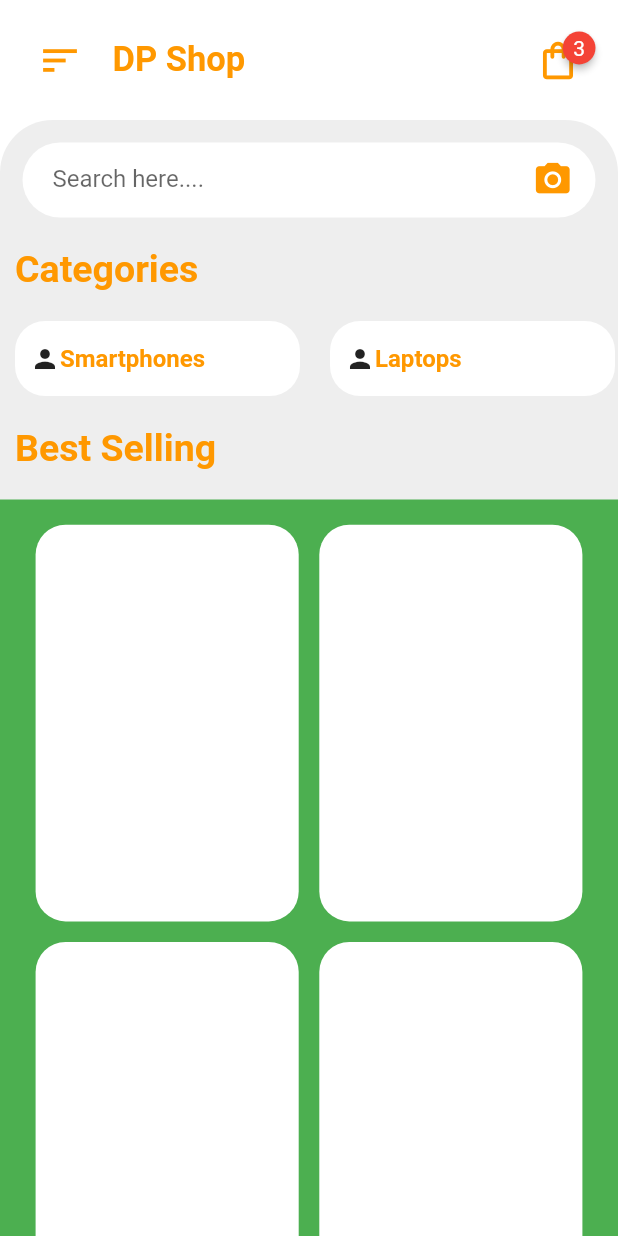
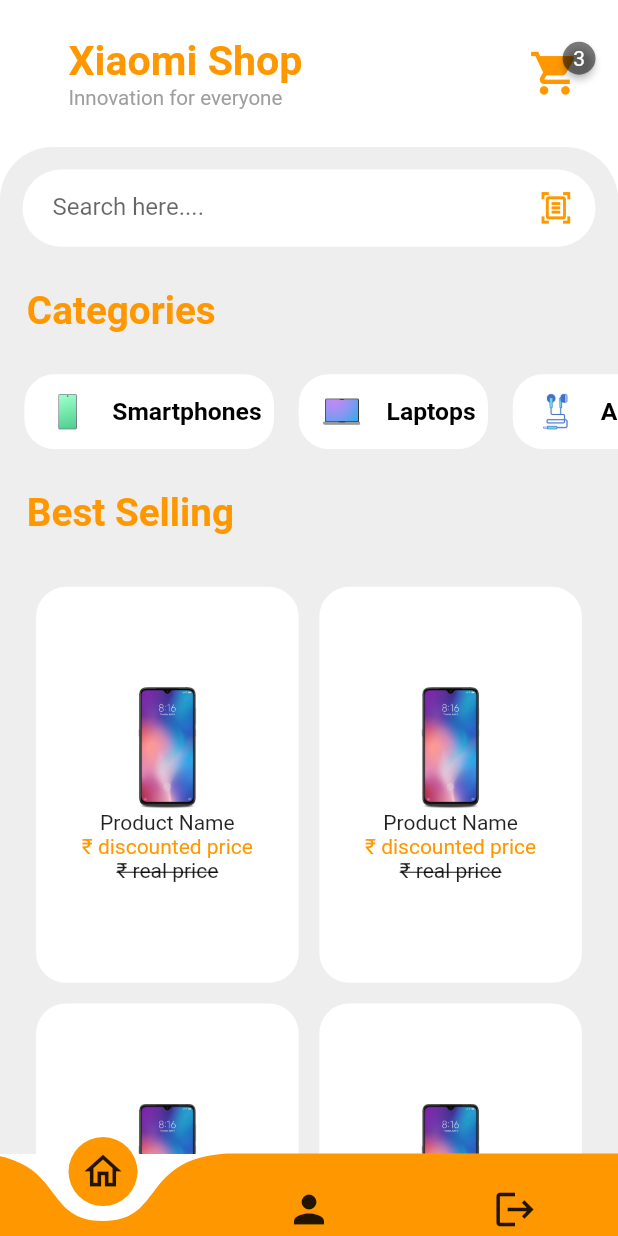
Before and after one commit to Apreksha/xiaomi_hackathon, a Flutter app: the screen it shows after launch, on a phone screen of 412 x 824 dp. Run offline on Flutter 3.47's test engine with Material 2 defaults, Android fonts, the phone set to English and light mode, and no system bars; drawn by our look-alikes of badges, curved_navigation_bar; our stand-ins replace carousel_slider, cloud_firestore, firebase_core, flutter_staggered_animations, im_stepper; missing offline and left inert: mailer; accounts and stored records are empty.

Commit message:
Home Screens and more functions added

```diff
--- a/lib/MobileScreens/HomePage/CategoriesWidget.dart
+++ b/lib/MobileScreens/HomePage/CategoriesWidget.dart
@@ -10,28 +10,39 @@ List items=[
   'Laptops',
   'Accessories',
   'Bundle Sales',
-  'SmartHome',
-  'tv'
+  'Smart Home',
+  'TV'
+];
+List images =[
+  "assets/images/phoneCat.png",
+  "assets/images/laptopCat.png",
+  "assets/images/earphoneCat.png",
+  "assets/images/bagCat.png",
+  "assets/images/smartHomeCat.png",
+  "assets/images/tvCat.png"
 ];
 class _CategoriesWidgetState extends State<CategoriesWidget> {
   @override
   Widget build(BuildContext context) {
-    return ListView.builder(
-        scrollDirection: Axis.horizontal,
-        itemCount: 6,
-        itemBuilder: (context, index){
-          return category(index);
-        });
+    double _w = MediaQuery.of(context).size.width;
+    double _h = MediaQuery.of(context).size.height;
+    return Padding(
+      padding: const EdgeInsets.only(left: 8.0),
+      child: ListView.builder(
+          scrollDirection: Axis.horizontal,
+          itemCount: 6,
+          itemBuilder: (context, index){
+            return category(index,_w,_h);
+          }),
+    );
   }
-  Widget category(int index){
+  Widget category(int index, double _w, double _h){
     return InkWell(
       onTap: (){
       },
       child: Container(
-        width: 190,
-        height: 50,
-        margin: EdgeInsets.symmetric( horizontal: 10),
-        padding: EdgeInsets.symmetric(vertical: 5,horizontal: 10),
+        margin: EdgeInsets.symmetric( horizontal: _w/50),
+        padding: EdgeInsets.symmetric(vertical: _h/65,horizontal: _w/50),
         decoration: BoxDecoration(
           color: Colors.white,
           borderRadius: BorderRadius.circular(20),
@@ -39,12 +50,15 @@ class _CategoriesWidgetState extends State<CategoriesWidget> {
         child: Row(
           crossAxisAlignment: CrossAxisAlignment.center,
           children: [
-            Icon(Icons.person,size: 20,),
+            Image(image: AssetImage(images[index]), width: _w/10,height: _w/10),
+            SizedBox(
+              width: _w/45,
+            ),
             Text(items[index],
               style: TextStyle(
                   fontWeight: FontWeight.bold,
-                  fontSize: 16,
-                  color: Colors.orange
+                  fontSize: _h/50,
+                  color: Colors.black
               ),)
           ],
         ),
--- a/lib/MobileScreens/HomePage/HomeAppBar.dart
+++ b/lib/MobileScreens/HomePage/HomeAppBar.dart
@@ -1,5 +1,6 @@
 import 'package:badges/badges.dart';
 import 'package:flutter/material.dart';
+import 'package:xiaomi_hackathon/MobileScreens/CartScreen/cart.dart';
 class HomeAppBar extends StatefulWidget {
   const HomeAppBar({Key? key}) : super(key: key);
 
@@ -10,33 +11,44 @@ class HomeAppBar extends StatefulWidget {
 class _HomeAppBarState extends State<HomeAppBar> {
   @override
   Widget build(BuildContext context) {
+    double _w = MediaQuery.of(context).size.width;
     return Container(
       color: Colors.white,
       padding: EdgeInsets.all(25),
       child: Row(
         children: [
-          Icon(Icons.sort,
-            size: 30,
-            color: Colors.orange,),
-          Padding(padding: EdgeInsets.only(left:20 ),
-            child: Text('DP Shop',
-              style: TextStyle(
-                  fontSize: 23,
-                  fontWeight: FontWeight.bold,
-                  color: Colors.orange
-              ),),),
+          Padding(padding: EdgeInsets.only(left:_w/20 ),
+            child: Column(
+              mainAxisAlignment: MainAxisAlignment.start,
+              crossAxisAlignment: CrossAxisAlignment.start,
+              children: [
+                Text('Xiaomi Shop',
+                  style: TextStyle(
+                      fontSize: _w/15,
+                      fontWeight: FontWeight.bold,
+                      color: Colors.orange
+                  ),),
+                Text('Innovation for everyone',
+                style: TextStyle(fontSize: _w/30,color: Colors.grey))
+              ],
+            ),),
           Spacer(),
           Badge(
-            badgeColor: Colors.red,
+            badgeColor: Colors.black.withOpacity(0.5),
             padding: EdgeInsets.all(7),
             badgeContent: Text('3',
               style: TextStyle(
                   color: Colors.white
               ),),
             child: InkWell(
-              onTap: (){},
-              child: Icon(Icons.shopping_bag_outlined,
-                size: 30,
+              onTap: (){
+                Navigator.push(
+                  context,
+                  MaterialPageRoute(builder: (context) => const Cart()),
+                );
+              },
+              child: Icon(Icons.shopping_cart,
+                size: _w/12,
                 color: Colors.orange,),
             ),
           )
--- a/lib/MobileScreens/HomePage/HomeScreen.dart
+++ b/lib/MobileScreens/HomePage/HomeScreen.dart
@@ -1,5 +1,7 @@
+import 'package:curved_navigation_bar/curved_navigation_bar.dart';
 import 'package:flutter/material.dart';
-
+import 'package:xiaomi_hackathon/MobileScreens/CartScreen/cart.dart';
+import 'package:xiaomi_hackathon/MobileScreens/Profile.dart';
 import 'CategoriesWidget.dart';
 import 'HomeAppBar.dart';
 import 'ItemsWidget.dart';
@@ -12,16 +14,37 @@ class HomeScreen extends StatefulWidget {
 }
 
 class _HomeScreenState extends State<HomeScreen> {
+  int homeIndex=0;
   @override
   Widget build(BuildContext context) {
+
     double _h =MediaQuery.of(context).size.height;
+    double _w = MediaQuery.of(context).size.width;
     return Scaffold(
       backgroundColor: Colors.white,
-      body: ListView(
+
+      bottomNavigationBar: CurvedNavigationBar(
+        height: _h/15,
+        color: Colors.orange,
+        backgroundColor: Colors.transparent,
+        items: <Widget>[
+          Icon(homeIndex == 0?Icons.home_outlined:Icons.home, size: 30),
+          Icon(homeIndex == 1? Icons.person_2_outlined:Icons.person, size: 30),
+          Icon(Icons.logout, size: 30),
+        ],
+        onTap: (index){
+          setState(() {
+            print(index);
+            homeIndex=index;
+          });
+        },
+        animationCurve: Curves.fastLinearToSlowEaseIn,
+      ),
+
+      body: homeIndex == 1?const Profile():ListView(
         children: [
           HomeAppBar(),
           Container(
-            //height: _h,
             padding: EdgeInsets.only(top: 15),
             decoration: BoxDecoration(
                 color: Colors.grey.shade200,
@@ -35,7 +58,7 @@ class _HomeScreenState extends State<HomeScreen> {
                 Container(
                   margin: EdgeInsets.symmetric(horizontal: 15),
                   padding: EdgeInsets.symmetric(horizontal: 15),
-                  height: 50,
+                  height: _h/16,
                   decoration: BoxDecoration(
                     color: Colors.white,
                     borderRadius: BorderRadius.circular(30),
@@ -53,8 +76,8 @@ class _HomeScreenState extends State<HomeScreen> {
                       ),
                     ),
                     Spacer(),
-                    Icon(Icons.camera_alt,
-                      size: 27,
+                    Icon(Icons.document_scanner_outlined,
+                      size: _w/18,
                       color: Colors.orange,),
 
                   ],),
@@ -62,12 +85,12 @@ class _HomeScreenState extends State<HomeScreen> {
                 Container(
                   alignment: Alignment.centerLeft,
                   margin: EdgeInsets.symmetric(
-                    vertical: 20,
-                    horizontal: 10,
+                    vertical: _h/30,
+                    horizontal: _w/23,
                   ),
                   child: Text("Categories",
                     style: TextStyle(
-                        fontSize: 25,
+                        fontSize: _w/16,
                         fontWeight: FontWeight.bold,
                         color: Colors.orange
                     ),),
@@ -77,10 +100,10 @@ class _HomeScreenState extends State<HomeScreen> {
                     child: CategoriesWidget()),
                 Container(
                   alignment: Alignment.centerLeft,
-                  margin: EdgeInsets.symmetric(vertical: 20,horizontal: 10),
+                  margin: EdgeInsets.symmetric(vertical: _h/30,horizontal: _w/23),
                   child: Text("Best Selling",
                     style: TextStyle(
-                        fontSize: 25,
+                        fontSize: _w/16,
                         fontWeight: FontWeight.bold,
                         color: Colors.orange
                     ),),
--- a/lib/MobileScreens/HomePage/ItemsWidget.dart
+++ b/lib/MobileScreens/HomePage/ItemsWidget.dart
@@ -13,11 +13,11 @@ class _ItemsWidgetState extends State<ItemsWidget> {
 
   @override
   Widget build(BuildContext context) {
+    double _h = MediaQuery.of(context).size.height;
     double _w = MediaQuery.of(context).size.width;
     int columnCount = 2;
     return Container(
-      color: Colors.green,
-      padding: EdgeInsets.all(10),
+      padding: EdgeInsets.only(bottom: _w/40, left: _w/40, right: _w/40),
       child: AnimationLimiter(
         child: GridView.count(
           childAspectRatio: 0.68,
@@ -42,6 +42,16 @@ class _ItemsWidgetState extends State<ItemsWidget> {
                         color: Colors.white,
                         borderRadius: BorderRadius.all(Radius.circular(20)),
                       ),
+                      child: Column(
+                        mainAxisAlignment: MainAxisAlignment.center,
+                        crossAxisAlignment: CrossAxisAlignment.center,
+                        children: [
+                          Image(image: AssetImage('assets/images/smartphone.png'), height: _h/10,),
+                          Text('Product Name'),
+                          Text('₹ discounted price',style: TextStyle(color: Colors.orange),),
+                              Text('₹ real price',style: TextStyle(decoration: TextDecoration.lineThrough),)
+                        ],
+                      ),
                     ),
                   ),
                 ),
--- /dev/null
+++ b/lib/MobileScreens/Profile.dart
@@ -0,0 +1,19 @@
+import 'package:flutter/material.dart';
+
+class Profile extends StatefulWidget {
+  const Profile({Key? key}) : super(key: key);
+
+  @override
+  State<Profile> createState() => _ProfileState();
+}
+
+class _ProfileState extends State<Profile> {
+  @override
+  Widget build(BuildContext context) {
+    return const Scaffold(
+      body: Center(
+        child: Text('Profile Screen')
+      ),
+    );
+  }
+}
--- a/lib/MobileScreens/SplashScreen.dart
+++ b/lib/MobileScreens/SplashScreen.dart
@@ -91,7 +91,7 @@ class _SplashScreenState extends State<SplashScreen>
                         fontSize: animation1.value,
                       ),
                     ),
-                    Text('Innovation for everone',
+                    Text('Innovation for everyone',
                       style: TextStyle(
                         color: Colors.grey,
                           fontSize: 12
```
Also changed, not shown: pubspec.yaml (+9 -69 lines), assets/images/bagCat.png (added), assets/images/earphoneCat.png (added), assets/images/laptopCat.png (added), assets/images/phoneCat.png (added), assets/images/smartHomeCat.png (added), assets/images/tvCat.png (added), pubspec.lock.
